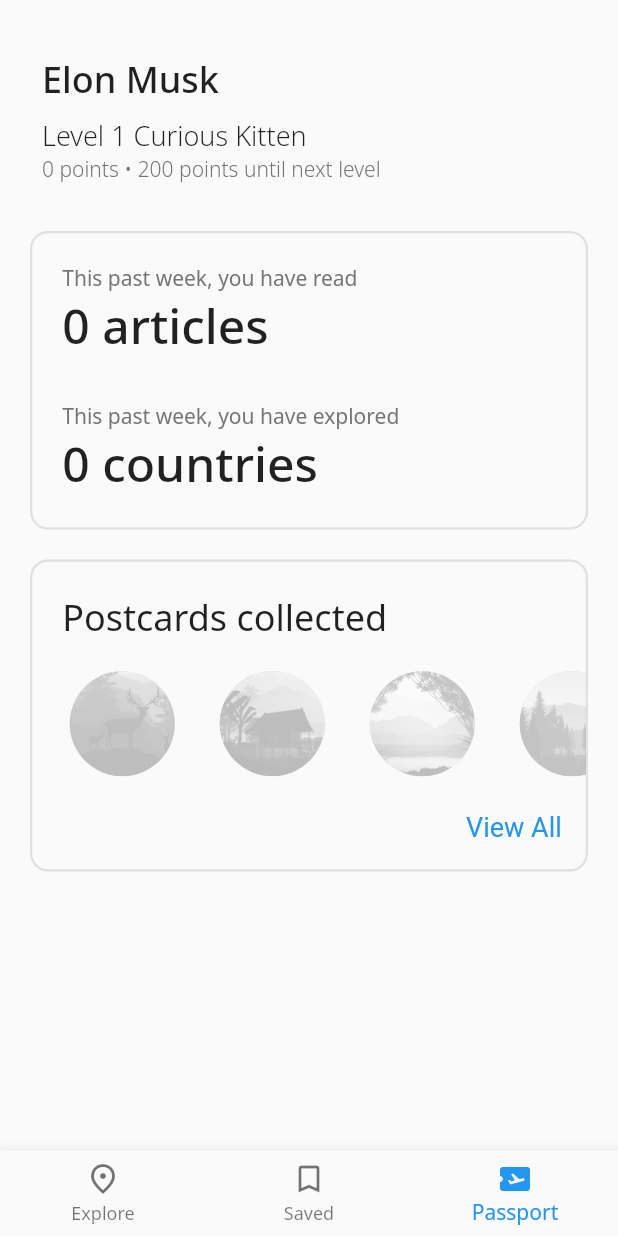
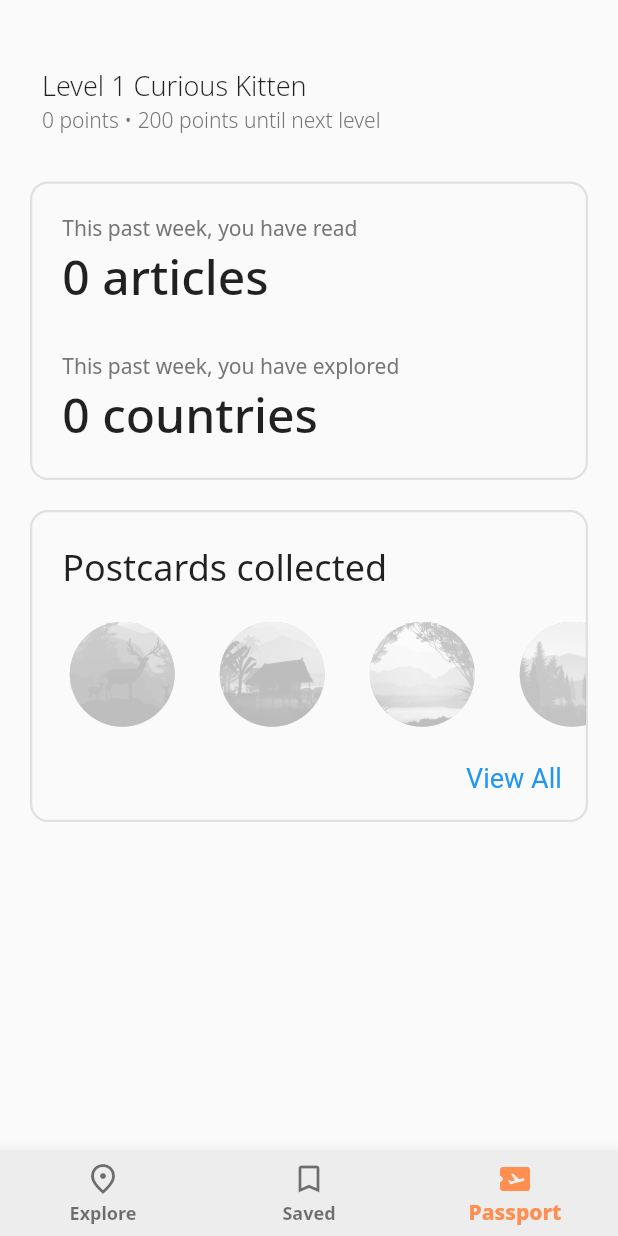
Before and after one commit to hsiehby/Mappu, a Flutter app: the screen it shows after launch, item 3 of the bottom bar chosen, on a phone screen of 412 x 824 dp. Run offline on Flutter 3.47's test engine with Material 2 defaults, Android fonts, the light colour scheme and no system bars; our stand-ins replace flutter_slidable, flutter_spinkit, fluttertoast, geocoding, google_fonts, google_maps_flutter and 3 more; missing offline and left inert: flutter_config, flutter_inappwebview; accounts and stored records are empty; network calls fail.

Commit message:
Make navbar and news source orange

```diff
--- a/lib/components/articles_sheet.dart
+++ b/lib/components/articles_sheet.dart
@@ -71,7 +71,7 @@ class ArticlesSheet extends StatelessWidget {
                         articles[index].source,
                         style: TextStyle(
                           fontSize: 12.0,
-                          color: Colors.grey[700],
+                          color: Colors.orange,
                           fontWeight: FontWeight.w500,
                         )
                     ),
--- a/lib/main.dart
+++ b/lib/main.dart
@@ -39,8 +39,16 @@ class _HomeState extends State<Home> {
       key: globalKey,
       body: _children[_currentIndex],
       bottomNavigationBar: BottomNavigationBar(
+        backgroundColor: Color(0xffededed),
+        selectedItemColor: Color(0xffff8f51),
         onTap: onTabTapped,
         currentIndex: _currentIndex,
+        unselectedLabelStyle: GoogleFonts.notoSans(
+          fontWeight: FontWeight.w700,
+        ),
+        selectedLabelStyle: GoogleFonts.notoSans(
+          fontWeight: FontWeight.w800,
+        ),
         items: [
           BottomNavigationBarItem(
             icon: _currentIndex == 0 ?
--- a/lib/screens/passport/components/profile.dart
+++ b/lib/screens/passport/components/profile.dart
@@ -44,7 +44,7 @@ class _ProfileState extends State<Profile> {
                 child: Column(
                     crossAxisAlignment: CrossAxisAlignment.start,
                     children: [
-                      Text(name, style: const TextStyle(fontSize: 24.0, fontWeight: FontWeight.w500)),
+                      // Text(name, style: const TextStyle(fontSize: 24.0, fontWeight: FontWeight.w500)),
                       Text(
                           "Level ${snapshot.data!.level} ${snapshot.data!.title}",
                           style: const TextStyle(
--- a/lib/screens/passport/components/stamps_preview.dart
+++ b/lib/screens/passport/components/stamps_preview.dart
@@ -105,7 +105,7 @@ class _PostcardsPreviewState extends State<PostcardsPreview> {
                       MaterialPageRoute(builder: (context) => StampsCabinet()),
                     );
                   },
-                  child: const Text('View All'),
+                  child: const Text('View All', ),
                 ),
               ),
             ),
```
Also changed, not shown: lib/screens/saved/saved.dart (+7 -7 lines).
